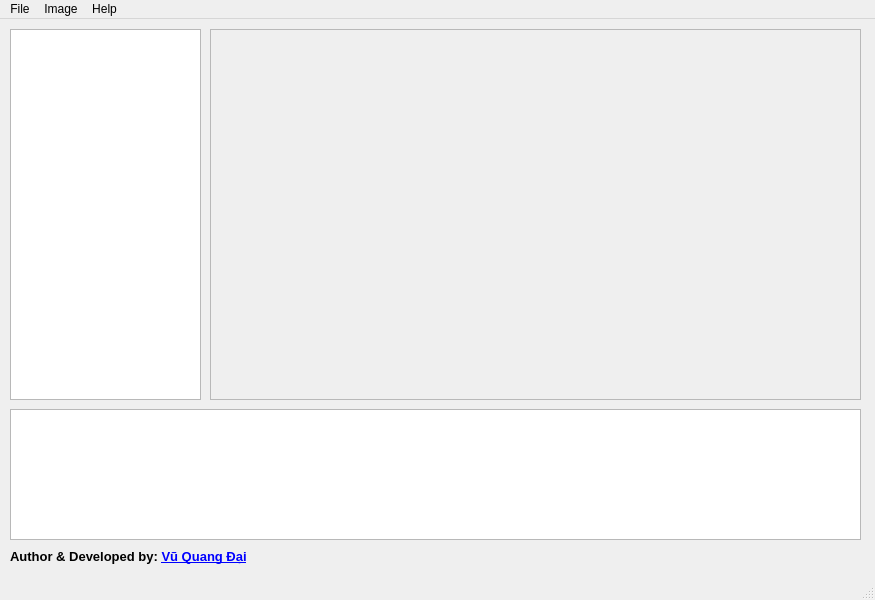
Old version of the form GUI/Sreen/GUI.ui in the repository VQD-BSV-Official/RecoveryJpeg.
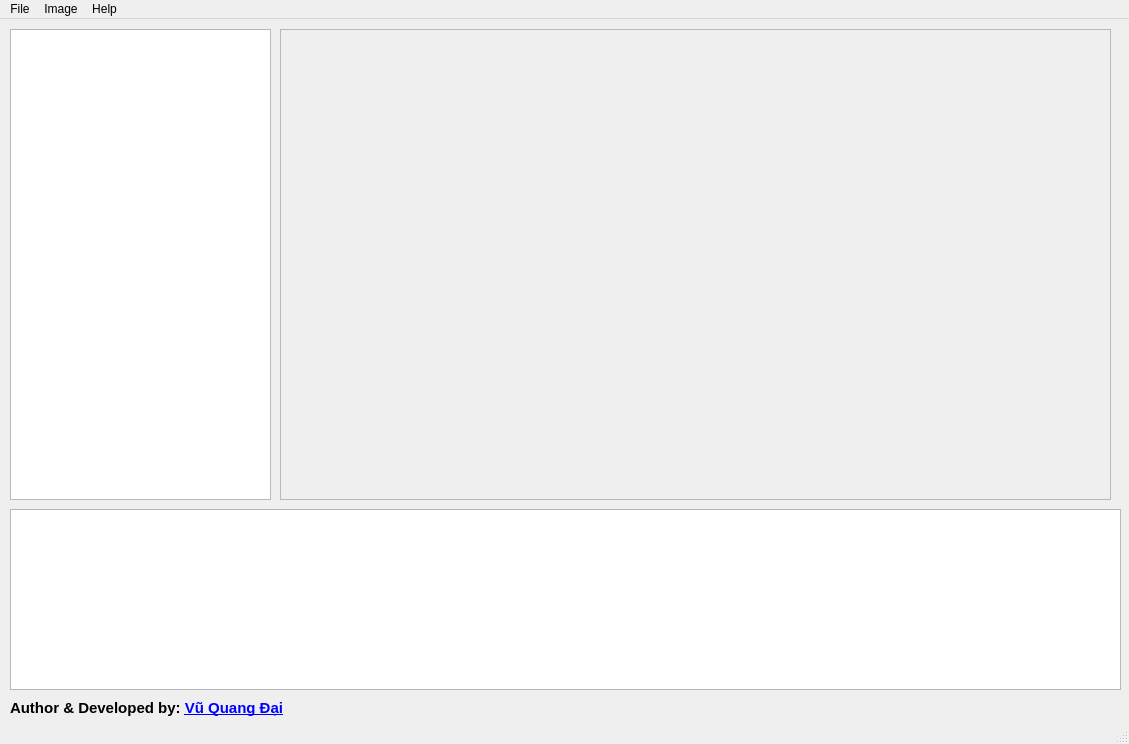
New version of the form. Icons and pictures are not drawn.

```diff
--- a/GUI/Sreen/GUI.ui
+++ b/GUI/Sreen/GUI.ui
@@ -6,8 +6,8 @@
    <rect>
     <x>0</x>
     <y>0</y>
-    <width>875</width>
-    <height>600</height>
+    <width>1129</width>
+    <height>744</height>
    </rect>
   </property>
   <property name="windowTitle">
@@ -26,18 +26,23 @@
      <rect>
       <x>10</x>
       <y>10</y>
-      <width>191</width>
-      <height>371</height>
+      <width>261</width>
+      <height>471</height>
      </rect>
     </property>
+    <property name="font">
+     <font>
+      <pointsize>10</pointsize>
+     </font>
+    </property>
    </widget>
    <widget class="QLabel" name="label">
     <property name="geometry">
      <rect>
-      <x>210</x>
+      <x>280</x>
       <y>10</y>
-      <width>651</width>
-      <height>371</height>
+      <width>831</width>
+      <height>471</height>
      </rect>
     </property>
     <property name="cursor">
@@ -66,7 +71,7 @@
     <property name="geometry">
      <rect>
       <x>10</x>
-      <y>530</y>
+      <y>680</y>
       <width>281</width>
       <height>21</height>
      </rect>
@@ -74,7 +79,7 @@
     <property name="font">
      <font>
       <family>Segoe UI</family>
-      <pointsize>10</pointsize>
+      <pointsize>11</pointsize>
       <bold>true</bold>
      </font>
     </property>
@@ -86,11 +91,16 @@
     <property name="geometry">
      <rect>
       <x>10</x>
-      <y>390</y>
-      <width>851</width>
-      <height>131</height>
+      <y>490</y>
+      <width>1111</width>
+      <height>181</height>
      </rect>
     </property>
+    <property name="font">
+     <font>
+      <pointsize>10</pointsize>
+     </font>
+    </property>
    </widget>
   </widget>
   <widget class="QMenuBar" name="menubar">
@@ -98,7 +108,7 @@
     <rect>
      <x>0</x>
      <y>0</y>
-     <width>875</width>
+     <width>1129</width>
      <height>22</height>
     </rect>
    </property>
```
